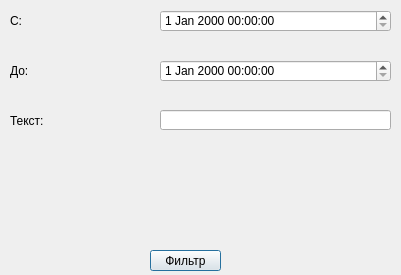
Qt form FVAViewer/filters.ui (dimanikulin/fva) before a commit.
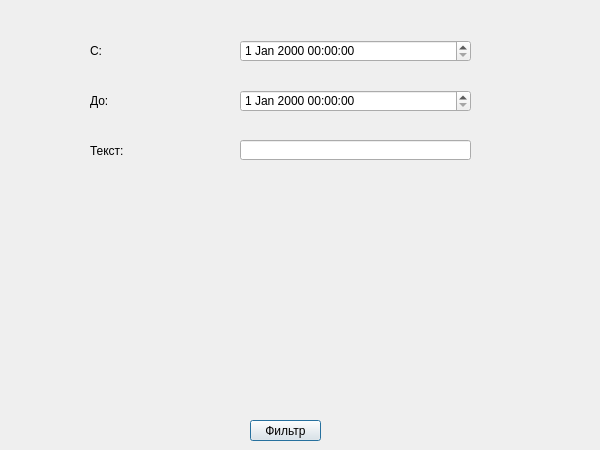
The same form after that commit.

```diff
--- a/FVAViewer/filters.ui
+++ b/FVAViewer/filters.ui
@@ -6,8 +6,8 @@
    <rect>
     <x>0</x>
     <y>0</y>
-    <width>401</width>
-    <height>275</height>
+    <width>600</width>
+    <height>450</height>
    </rect>
   </property>
   <property name="windowTitle">
@@ -16,8 +16,8 @@
   <widget class="QLabel" name="label">
    <property name="geometry">
     <rect>
-     <x>10</x>
-     <y>10</y>
+     <x>90</x>
+     <y>40</y>
      <width>141</width>
      <height>21</height>
     </rect>
@@ -29,8 +29,8 @@
   <widget class="QDateTimeEdit" name="dateTimeFrom">
    <property name="geometry">
     <rect>
-     <x>160</x>
-     <y>10</y>
+     <x>240</x>
+     <y>40</y>
      <width>231</width>
      <height>22</height>
     </rect>
@@ -39,8 +39,8 @@
   <widget class="QLabel" name="label_2">
    <property name="geometry">
     <rect>
-     <x>10</x>
-     <y>60</y>
+     <x>90</x>
+     <y>90</y>
      <width>141</width>
      <height>21</height>
     </rect>
@@ -52,8 +52,8 @@
   <widget class="QDateTimeEdit" name="dateTimeTo">
    <property name="geometry">
     <rect>
-     <x>160</x>
-     <y>60</y>
+     <x>240</x>
+     <y>90</y>
      <width>231</width>
      <height>22</height>
     </rect>
@@ -62,8 +62,8 @@
   <widget class="QLabel" name="label_3">
    <property name="geometry">
     <rect>
-     <x>10</x>
-     <y>110</y>
+     <x>90</x>
+     <y>140</y>
      <width>141</width>
      <height>21</height>
     </rect>
@@ -75,8 +75,8 @@
   <widget class="QLineEdit" name="editEvent">
    <property name="geometry">
     <rect>
-     <x>160</x>
-     <y>110</y>
+     <x>240</x>
+     <y>140</y>
      <width>231</width>
      <height>20</height>
     </rect>
@@ -85,8 +85,8 @@
   <widget class="QPushButton" name="btnFilter">
    <property name="geometry">
     <rect>
-     <x>150</x>
-     <y>250</y>
+     <x>250</x>
+     <y>420</y>
      <width>71</width>
      <height>21</height>
     </rect>
```
